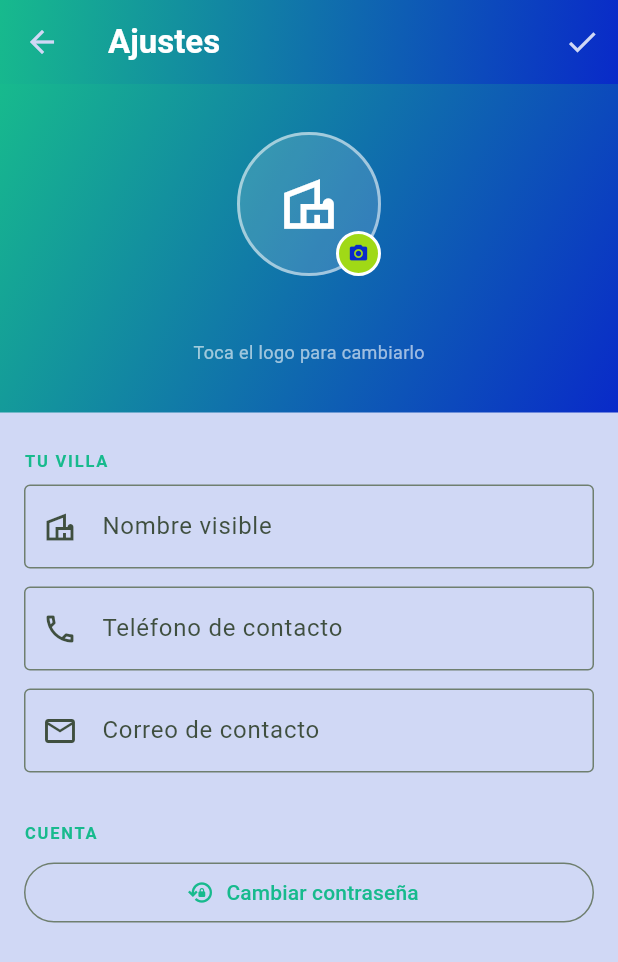
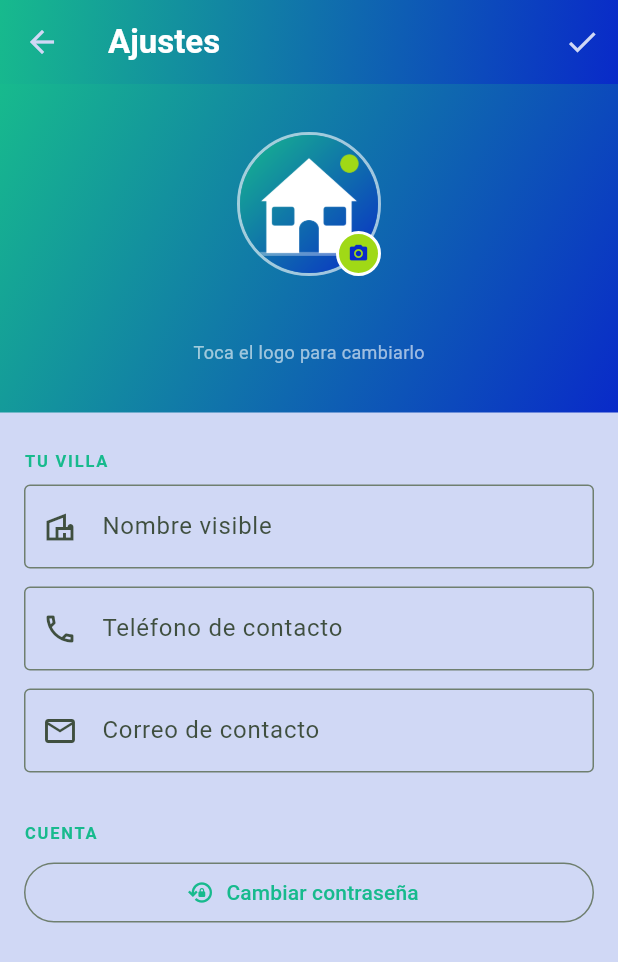
Before and after one commit to Keviinbolo/villaguest, a Flutter app: the HomeScreen screen opened directly, in the side drawer, after a tap on "Ajustes", on a phone screen of 412 x 824 dp. Shown: the top 962 px of the screen. Run offline on Flutter 3.47's test engine with Material 3 defaults, Android fonts, the phone set to English and light mode, and no system bars; our stand-ins replace cloud_firestore, firebase_auth, firebase_core, image_picker, pdf, printing and 1 more; accounts and stored records are empty.

Commit message:
feat: replace villa icon with custom asset image in home, splash, and settings screens

```diff
--- a/lib/features/auth/presentation/screens/home_screen.dart
+++ b/lib/features/auth/presentation/screens/home_screen.dart
@@ -237,7 +237,20 @@ class HomeScreen extends StatelessWidget {
                           ),
                         ),
                       )
-                    : const Icon(Icons.villa_outlined, color: Colors.white, size: 36),
+                    : Container(
+                        width: 52,
+                        height: 52,
+                        decoration: BoxDecoration(
+                          shape: BoxShape.circle,
+                          border: Border.all(color: Colors.white54, width: 2),
+                        ),
+                        child: ClipOval(
+                          child: Image.asset(
+                            'assets/icon/icon.png',
+                            fit: BoxFit.cover,
+                          ),
+                        ),
+                      ),
                 const SizedBox(height: 8),
                 const Text(
                   'VillaGuestRD',
--- a/lib/features/settings/presentation/screens/settings_screen.dart
+++ b/lib/features/settings/presentation/screens/settings_screen.dart
@@ -273,16 +273,14 @@ class _SettingsScreenState extends State<SettingsScreen> {
                             ? Image.network(
                                 settings!.logoUrl!,
                                 fit: BoxFit.cover,
-                                errorBuilder: (_, _, _) => const Icon(
-                                  Icons.villa_outlined,
-                                  size: 44,
-                                  color: Colors.white,
+                                errorBuilder: (_, _, _) => Image.asset(
+                                  'assets/icon/icon.png',
+                                  fit: BoxFit.cover,
                                 ),
                               )
-                            : const Icon(
-                                Icons.villa_outlined,
-                                size: 44,
-                                color: Colors.white,
+                            : Image.asset(
+                                'assets/icon/icon.png',
+                                fit: BoxFit.cover,
                               ),
                   ),
                 ),
--- a/pubspec.yaml
+++ b/pubspec.yaml
@@ -39,6 +39,8 @@ dev_dependencies:
 
 flutter:
   uses-material-design: true
+  assets:
+    - assets/icon/icon.png
 
 flutter_launcher_icons:
   image_path: "assets/icon/icon.png"
```
Also changed, not shown: lib/features/auth/presentation/screens/splash_screen.dart (+5 -4 lines).
